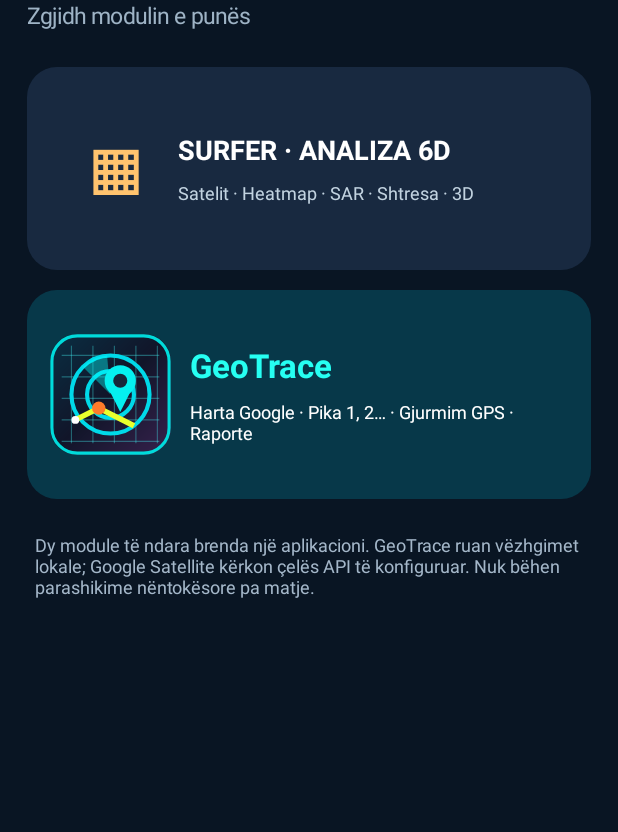
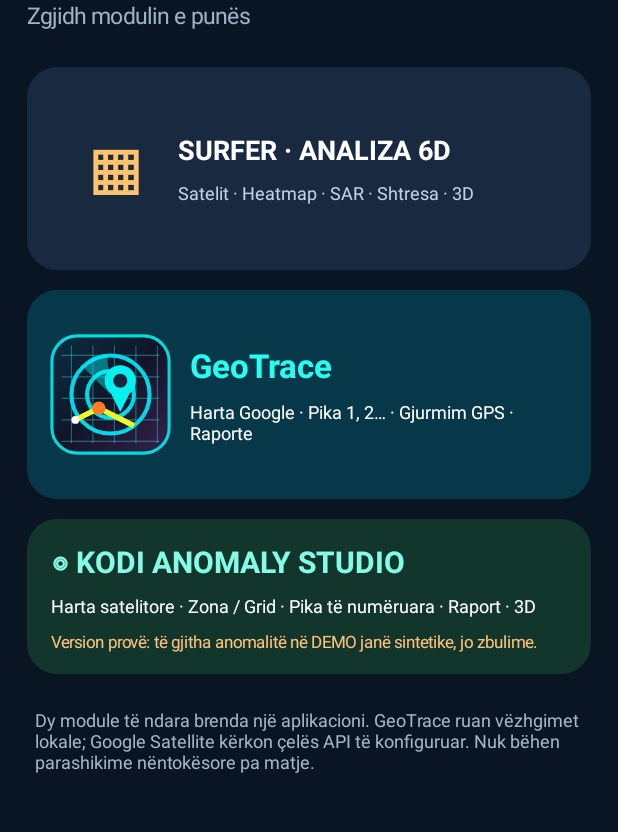
Before and after one commit to delia655/KODI-FUSION-PRO, an Android app: the KodiHomeActivity screen opened directly, with no data from a screen before it, on a phone screen of 412 x 824 dp, the part 152-984 px from its top. Run offline under Robolectric (Android 15) with nearby library versions, the phone set to English and light mode, and no system bars.

Commit message:
Add Anomaly Studio entry card to KODI home

```diff
--- a/android-google-satellite-demo/app/src/main/java/com/kodi/fusion/mapsdemo/KodiHomeActivity.java
+++ b/android-google-satellite-demo/app/src/main/java/com/kodi/fusion/mapsdemo/KodiHomeActivity.java
@@ -88,6 +88,25 @@ public final class KodiHomeActivity extends Activity {
         geotrace.addView(geoText,new LinearLayout.LayoutParams(0,-2,1));
         geotrace.setOnClickListener(v->startActivity(new Intent(this,GeoTraceActivity.class)));
 
+        LinearLayout anomaly=new LinearLayout(this);
+        anomaly.setOrientation(LinearLayout.VERTICAL);
+        anomaly.setPadding(dp(16),dp(14),dp(16),dp(14));
+        anomaly.setBackground(bg(0xff12352c,20));
+        LinearLayout.LayoutParams anomalyLp=new LinearLayout.LayoutParams(-1,-2);
+        anomalyLp.topMargin=dp(13);
+        root.addView(anomaly,anomalyLp);
+        anomaly.addView(text("◎ KODI ANOMALY STUDIO",20,0xff86fbe6,true));
+        TextView anomalyHint=text(
+            "Harta satelitore · Zona / Grid · Pika të numëruara · Raport · 3D",
+            12,Color.WHITE,false);
+        anomalyHint.setPadding(0,dp(7),0,dp(8));
+        anomaly.addView(anomalyHint);
+        anomaly.addView(text(
+            "Version provë: të gjitha anomalitë në DEMO janë sintetike, jo zbulime.",
+            11,0xffffc27b,false));
+        anomaly.setOnClickListener(v->startActivity(
+            new Intent(this,KodiAnomalyStudioActivity.class)));
+
         TextView footer=text(
             "Dy module të ndara brenda një aplikacioni. "
             +"GeoTrace ruan vëzhgimet lokale; Google Satellite kërkon çelës API të konfiguruar. "
```
